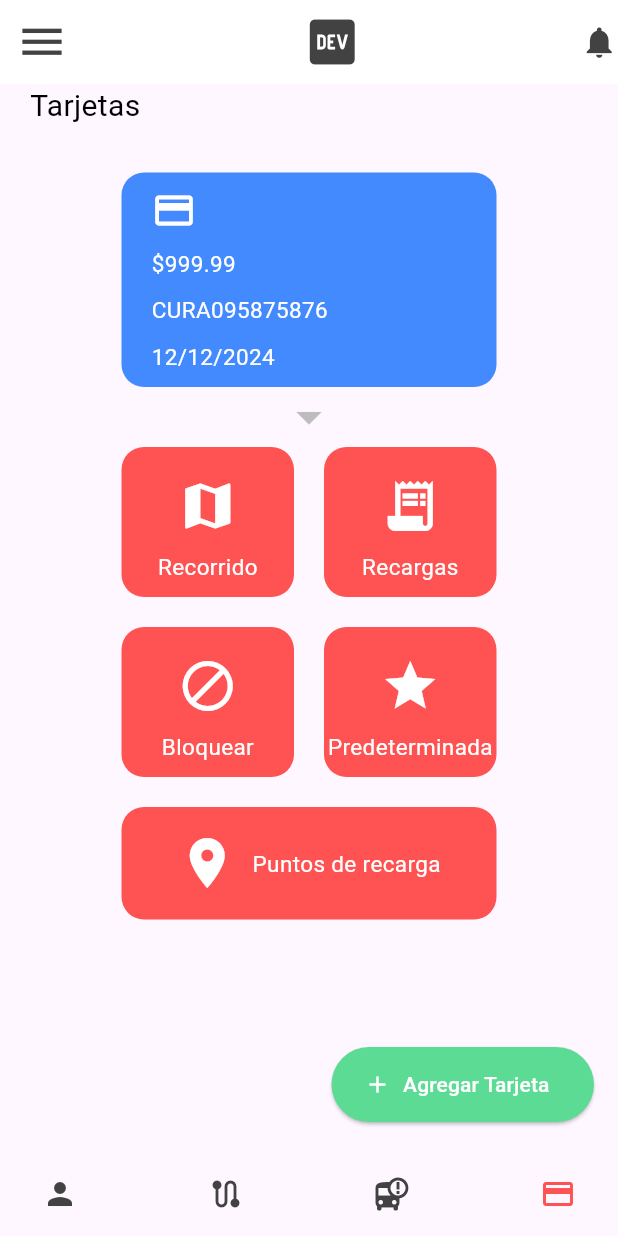
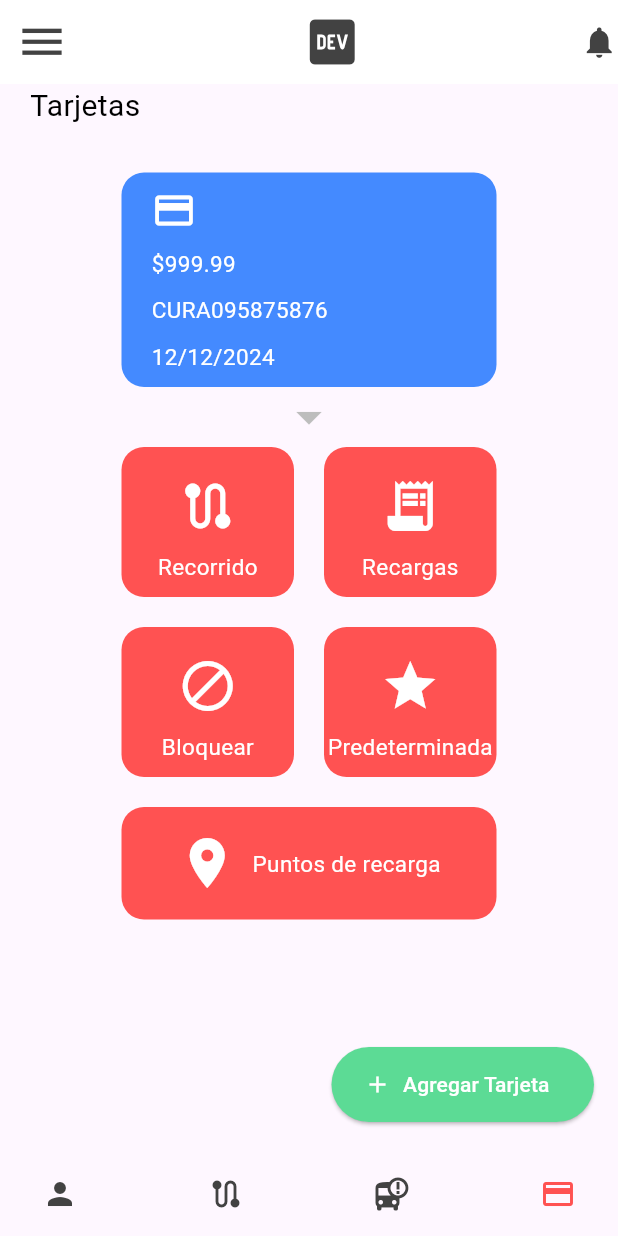
Before and after one commit to Mateoap00/curso_flutter_01, a Flutter app: the TarjetasPage screen opened directly, on a phone screen of 412 x 824 dp. Run offline on Flutter 3.47's test engine with Material 3 defaults, Android fonts, the phone set to English and light mode, and no system bars; our stand-ins replace fl_chart, google_fonts, hexcolor, percent_indicator; Roboto replaces fonts that are missing (Sansita).

Commit message:
Update icon in TarjetasPage to use Icons.route instead of Icons.map

```diff
--- a/lib/tarjetas.dart
+++ b/lib/tarjetas.dart
@@ -156,7 +156,7 @@ class _TarjetasPageState extends State<TarjetasPage> {
                               bottom: 10.0,
                             ),
                             child: Icon(
-                              Icons.map,
+                              Icons.route,
                               color: Colors.white,
                               size: 40,
                             ),
```
